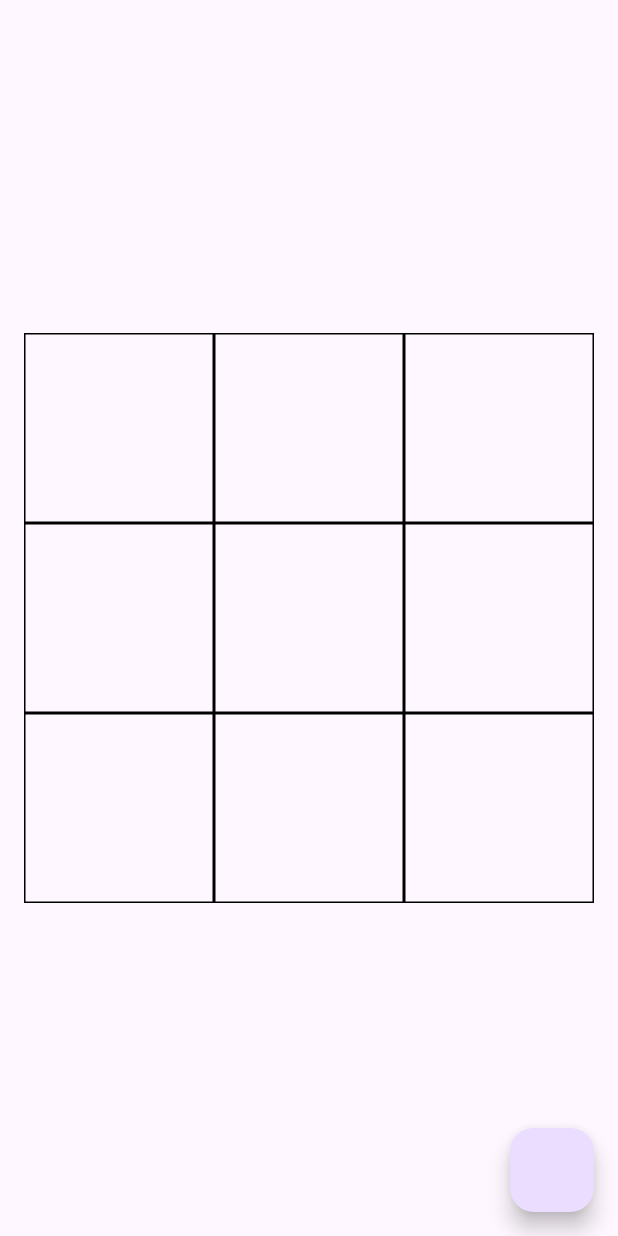
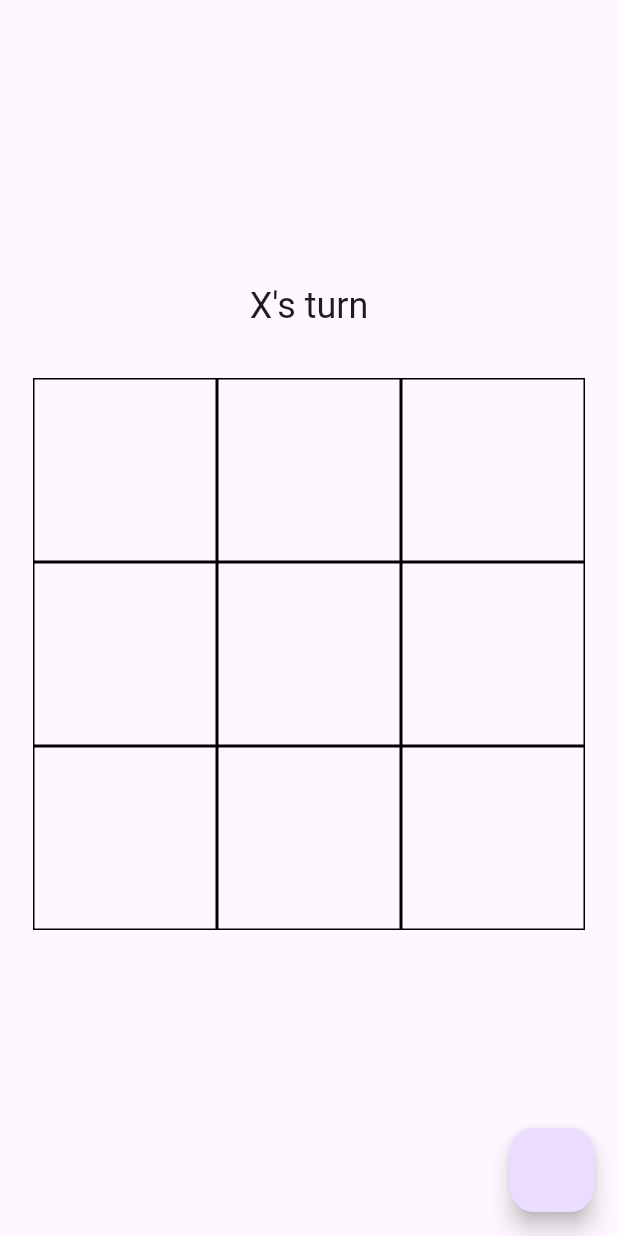
Before and after one commit to cambot-a/flutter_tic_tac_toe_armand, a Flutter app: the screen it shows after launch, on a phone screen of 412 x 824 dp. Run offline on Flutter 3.47's test engine with Material 3 defaults, Android fonts, the phone set to English and light mode, and no system bars; our stand-ins replace flutter_riverpod.

Commit message:
feat: added the winner/turn message

```diff
--- a/lib/presentation/game_page.dart
+++ b/lib/presentation/game_page.dart
@@ -14,8 +14,27 @@ class GamePage extends ConsumerWidget {
     final boardState = ref.watch(boardStateProvider);
     final boardStateNotifier = ref.read(boardStateProvider.notifier);
 
+    final String statusMessage;
+    if (boardState.winner != null) {
+      statusMessage = '${boardState.winner} wins!';
+    } else if (boardState.isStale) {
+      statusMessage = "It's a draw!";
+    } else {
+      statusMessage = "${boardState.currentPlayer ? 'X' : 'O'}'s turn";
+    }
+
     return Scaffold(
       body: Center(
+        child: Column(
+          mainAxisSize: MainAxisSize.min,
+          children: [
+            Text(
+              statusMessage,
+              style: Theme.of(context).textTheme.headlineSmall,
+            ),
+            const SizedBox(height: 16),
+            ConstrainedBox(
+              constraints: const BoxConstraints(maxWidth: 400, maxHeight: 400),
               child: AspectRatio(
                 aspectRatio: 1,
                 child: GridView.builder(
@@ -38,6 +57,9 @@ class GamePage extends ConsumerWidget {
                 ),
               ),
             ),
+          ],
+        ),
+      ),
       floatingActionButton: FloatingActionButton(
         onPressed: boardStateNotifier.reset,
       ),
```
Lines whose indentation alone changed are shown as unchanged.
